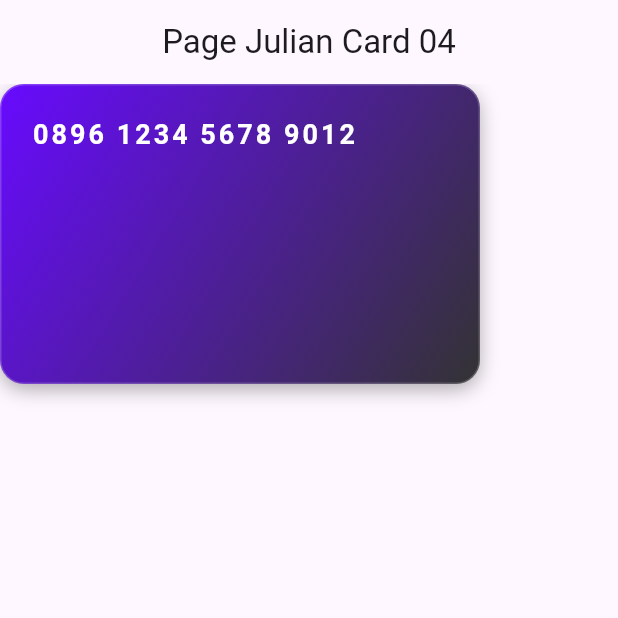
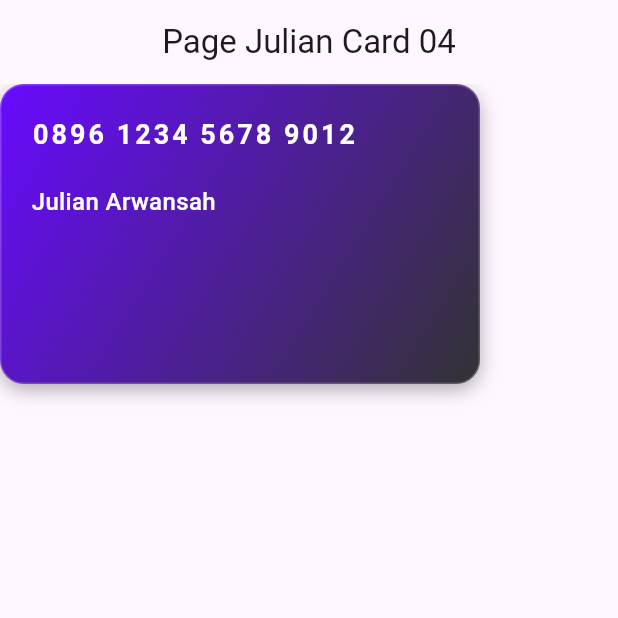
Before and after one commit to Julianarwansah/tugas_week_8_1123150112, a Flutter app: the screen it shows after launch, on a phone screen of 412 x 824 dp, the top half of it. Run offline on Flutter 3.47's test engine with Material 3 defaults, Android fonts, the phone set to English and light mode, and no system bars.

Commit message:
menambahkan text baru

```diff
--- a/lib/pages/page_card_04.dart
+++ b/lib/pages/page_card_04.dart
@@ -53,6 +53,15 @@ class JulPageCard04 extends StatelessWidget {
                     ),
                   ),
                   const SizedBox(height: 20),
+                  const Text(
+                    'Julian Arwansah',
+                    style: TextStyle(
+                      color: Colors.white,
+                      fontSize: 16,
+                      fontWeight: FontWeight.w500,
+                    ),
+                  ),
+                  const SizedBox(height: 30),
                 ],
               ),
             ),
```
